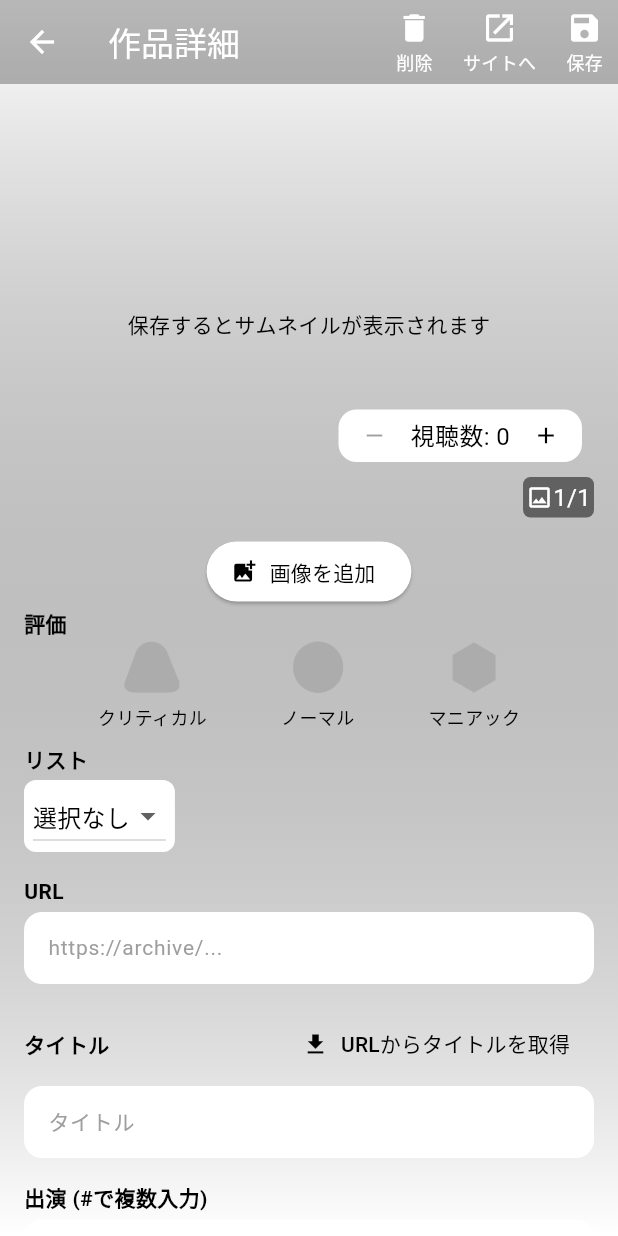
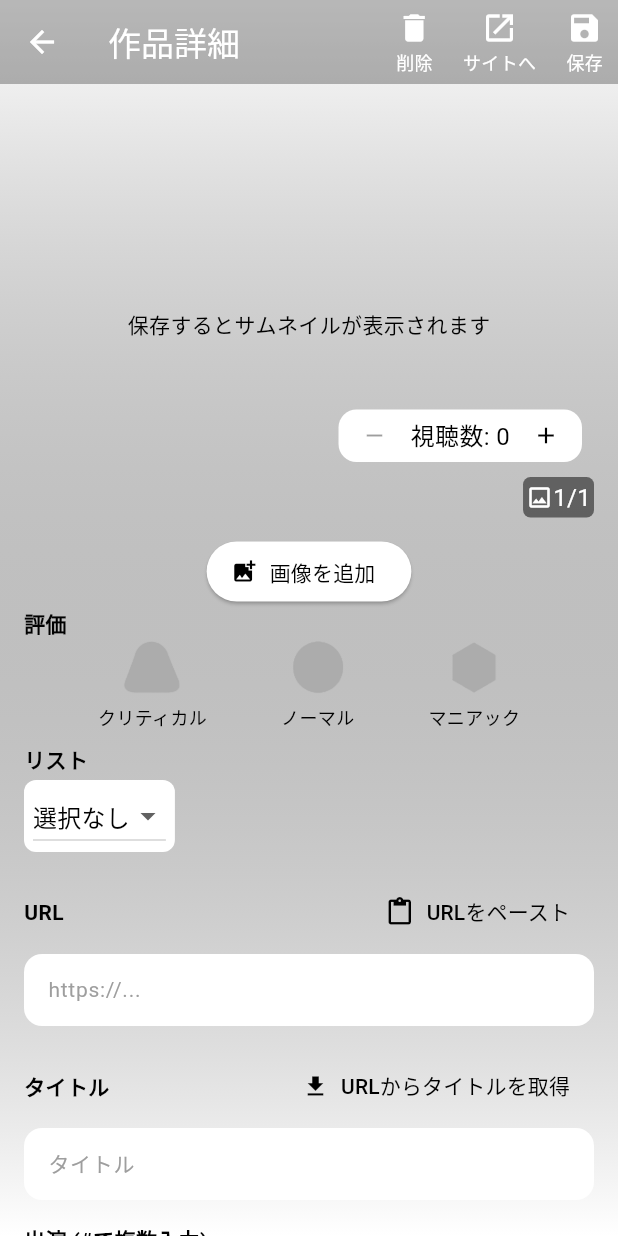
Before and after one commit to rhyka21012-boop/ArchiVe, a Flutter app: the screen it shows after launch, item 3 of the bottom bar chosen, on a phone screen of 412 x 824 dp. Run offline on Flutter 3.47's test engine with Material 3 defaults, Android fonts, the light colour scheme and no system bars; our stand-ins replace fl_chart, flutter_riverpod, flutter_speed_dial, google_mobile_ads, image_picker, palette_generator and 1 more; missing offline and left inert: app_tracking_transparency, flutter_inappwebview, purchases_flutter; network calls fail.

Commit message:
・サムネ取得中にインジケータを表示するように改修 ・URLのペースト機能を追加

```diff
--- a/archive/lib/detail_page.dart
+++ b/archive/lib/detail_page.dart
@@ -21,6 +21,7 @@ import 'view_counter.dart';
 //import 'package:firebase_core/firebase_core.dart';
 import 'dart:io';
 import 'package:purchases_flutter/purchases_flutter.dart';
+import 'package:flutter/services.dart';
 
 class DetailPage extends StatefulWidget {
   final String? listName;
@@ -159,12 +160,27 @@ class _DetailPageState extends State<DetailPage> {
   }
   */
 
+  bool _isLoadingThumbnail = false;
+
   Future<void> _initializeThumbnail(String url) async {
+    setState(() {
+      _isLoadingThumbnail = true;
+    });
+
     final thumb = await fetchThumbnailByWebView(url);
 
+    if (!mounted) return;
+
     if (thumb != null) {
-      setState(() => _thumbnailUrl = thumb);
+      setState(() {
+        _thumbnailUrl = thumb;
+        _isLoadingThumbnail = false;
+      });
       await _saveChanges(exitEditMode: false);
+    } else {
+      setState(() {
+        _isLoadingThumbnail = false;
+      });
     }
   }
 
@@ -738,6 +754,24 @@ class _DetailPageState extends State<DetailPage> {
                   },
                   itemBuilder: (context, index) {
                     if (index == 0) {
+                      //サムネ取得中
+                      if (_isLoadingThumbnail) {
+                        return Stack(
+                          alignment: Alignment.bottomRight,
+                          children: [
+                            const SizedBox(
+                              height: 200,
+                              child: Center(child: CircularProgressIndicator()),
+                            ),
+                            Padding(
+                              padding: const EdgeInsets.all(8.0),
+                              child: ViewingCounterWidget(url: widget.url),
+                            ),
+                          ],
+                        );
+                      }
+
+                      //サムネ表示
                       if ((widget.image ?? _thumbnailUrl) != null) {
                         return ClipRRect(
                           borderRadius: BorderRadius.circular(12),
@@ -761,6 +795,7 @@ class _DetailPageState extends State<DetailPage> {
                           ),
                         );
                       } else {
+                        //サムネ未取得
                         return Stack(
                           alignment: Alignment.bottomRight,
                           children: [
@@ -921,7 +956,7 @@ class _DetailPageState extends State<DetailPage> {
               ),
               _buildListDropdownButton(),
 
-              _buildTextField(_urlController, 'URL', 'https://archive/...'),
+              _buildTextField(_urlController, 'URL', 'https://...'),
               _buildTextField(
                 _titleController,
                 'タイトル',
@@ -993,13 +1028,39 @@ class _DetailPageState extends State<DetailPage> {
                 color: colorScheme.onPrimary,
               ),
             ),
+
+            /// 右側ボタン群
+            Row(
+              children: [
+                /// URL用：ペーストボタン
+                if (isEditing && controller == _urlController)
+                  TextButton.icon(
+                    icon: Icon(
+                      Icons.paste,
+                      size: 20,
+                      color: colorScheme.onPrimary,
+                    ),
+                    label: Text(
+                      'URLをペースト',
+                      style: TextStyle(color: colorScheme.onPrimary),
+                    ),
+                    onPressed: () async {
+                      final data = await Clipboard.getData(
+                        Clipboard.kTextPlain,
+                      );
+                      if (data?.text != null) {
+                        controller.text = data!.text!;
+                        controller.selection = TextSelection.fromPosition(
+                          TextPosition(offset: controller.text.length),
+                        );
+                      }
+                    },
+                  ),
+
+                //URLからタイトル取得
                 if (isEditing && withFetchTitle)
                   TextButton.icon(
-                //デバッグ用切り替え箇所
-                //ローカルデバッグ用にプレミアム機能を開放
-                onPressed:
-                    //_isPremium ? _fetchTitleFromUrl : _showSubscriptionDialog,
-                    _fetchTitleFromUrl,
+                    onPressed: _fetchTitleFromUrl,
                     icon: Icon(
                       Icons.download,
                       size: 18,
@@ -1012,7 +1073,11 @@ class _DetailPageState extends State<DetailPage> {
                   ),
               ],
             ),
+          ],
+        ),
+
         const SizedBox(height: 4),
+
         CompositedTransformTarget(
           link:
               autocompleteKey != null
@@ -1025,7 +1090,7 @@ class _DetailPageState extends State<DetailPage> {
               readOnly: !isEditing,
               decoration: InputDecoration(
                 hintText: hintLabel,
-                hintStyle: TextStyle(color: Colors.grey),
+                hintStyle: const TextStyle(color: Colors.grey),
                 filled: true,
                 fillColor: isEditing ? Colors.white : Colors.grey[300],
                 border: InputBorder.none,
--- a/archive/lib/setting_page.dart
+++ b/archive/lib/setting_page.dart
@@ -176,10 +176,7 @@ class SettingsPageState extends ConsumerState<SettingsPage> {
           content: Column(
             mainAxisSize: MainAxisSize.min,
             children: const [
-              Text(
-                '• 広告なし\n• 好みの傾向がわかる統計機能\n• URLからタイトルを自動入力',
-                style: TextStyle(fontSize: 18),
-              ),
+              Text('• 広告なし\n• 好みの傾向がわかる統計機能', style: TextStyle(fontSize: 18)),
               SizedBox(height: 16),
               Text(
                 '¥170/月',
--- a/archive/pubspec.yaml
+++ b/archive/pubspec.yaml
@@ -4,7 +4,7 @@ description: "A new Flutter project."
 
 publish_to: 'none'
 
-version: 1.6.0+0
+version: 1.7.0+0
 
 environment:
   sdk: ^3.7.2
```
Also changed, not shown: 1 other file. Lines whose indentation alone changed are shown as unchanged.
